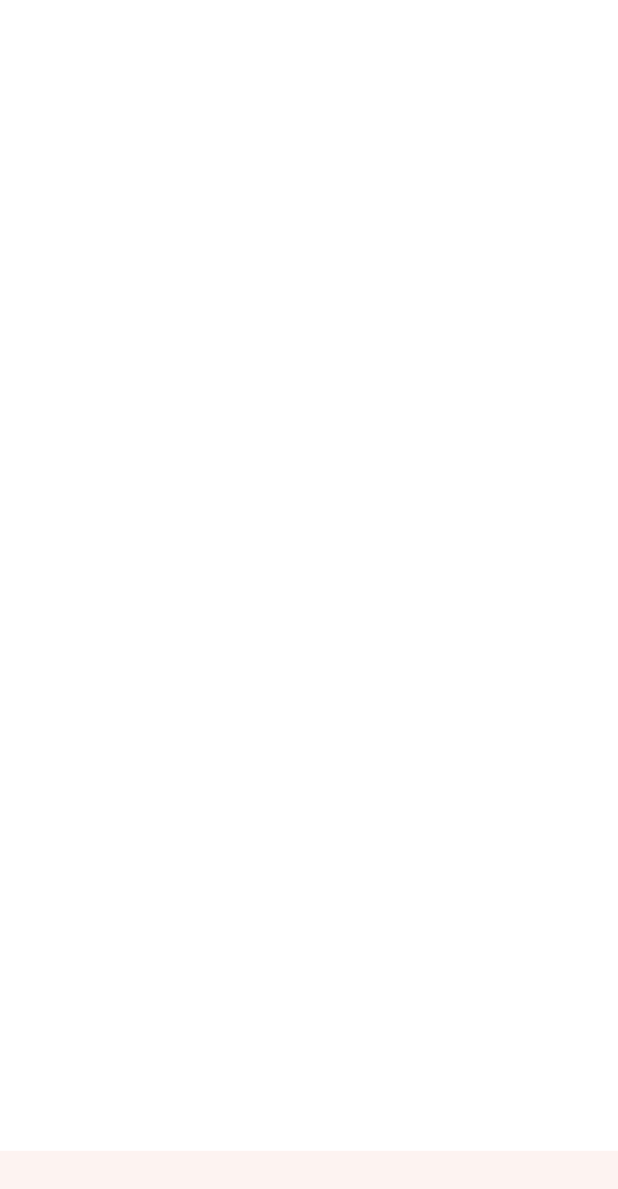
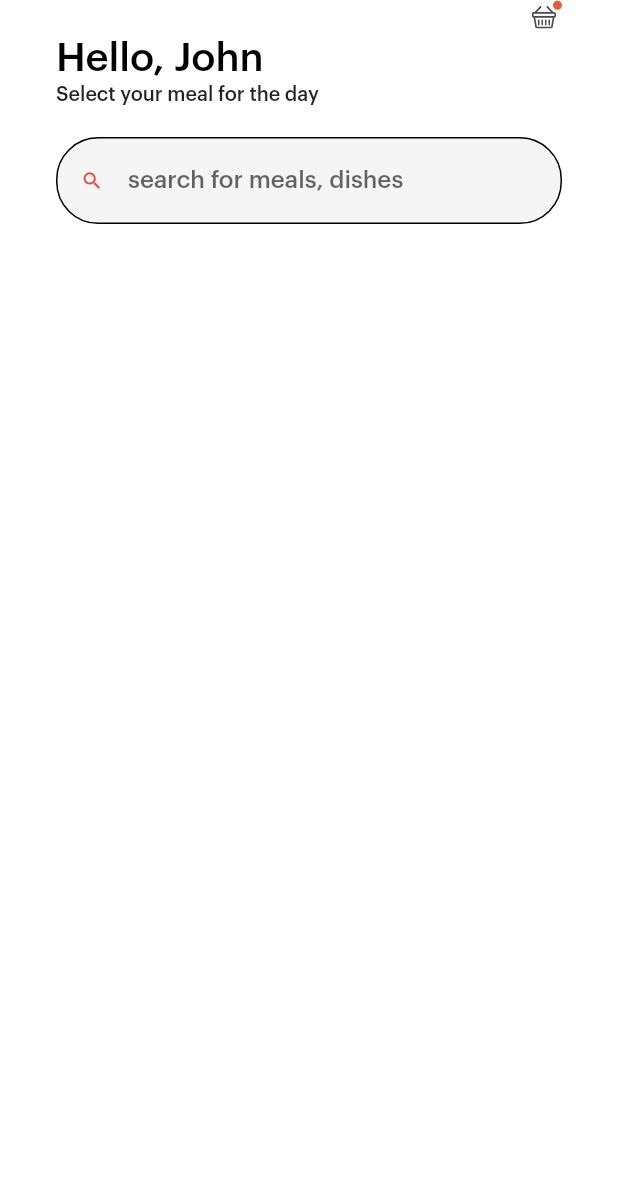
Before and after one commit to lurdharry/Flutter-Auth-App, a Flutter app: the HomeScreen screen opened by its route, on a phone screen of 412 x 824 dp. Shown: the top 1189 px of the screen. Run offline on Flutter 3.47's test engine with Material 2 defaults, Android fonts, the phone set to English and light mode, and no system bars; our stand-ins replace flutter_svg.

Commit message:
Clean up codebase

```diff
--- a/lib/common/BottomSheet.dart
+++ b/lib/common/BottomSheet.dart
@@ -7,7 +7,7 @@
   static Widget children;
   static double height;
 
- fff(context,children,height) {
+ body(context,children,height) {
     showModalBottomSheet(
       shape: RoundedRectangleBorder(
       borderRadius: BorderRadius.vertical(top: Radius.circular(25.0)),
--- a/lib/common/ButtonWidget.dart
+++ b/lib/common/ButtonWidget.dart
@@ -1,4 +1,3 @@
-import 'package:TestApp/common/color.dart';
 import 'package:TestApp/common/util.dart';
 import 'package:flutter/material.dart';
 
--- a/lib/common/textInput.dart
+++ b/lib/common/textInput.dart
@@ -9,6 +9,7 @@ class TextFieldWidget extends StatelessWidget {
   final bool obscText;
   final Function onGhange;
   final TextEditingController myCont;
+  final bool nolabel;
 
   const TextFieldWidget({
     Key key,
@@ -16,7 +17,10 @@ class TextFieldWidget extends StatelessWidget {
     this.prefixIconData,
     this.suffixIconData,
     this.obscText,
-    this.onGhange, this.myCont})
+    this.onGhange,
+    this.myCont,
+    this.nolabel=false,
+  })
    : super(key: key);
 
 
@@ -30,8 +34,8 @@ class TextFieldWidget extends StatelessWidget {
       obscureText: obscText,
       style: TextStyle(color: Colors.deepOrangeAccent),
       decoration: InputDecoration(
-        labelText: hintext,
-        // hintText: hintext,
+        labelText: nolabel?null:hintext,
+        hintText: hintext,
         prefixIcon: Icon(
           prefixIconData,
           size:15,
--- a/lib/main.dart
+++ b/lib/main.dart
@@ -18,7 +18,6 @@ class MyApp extends StatelessWidget {
       theme: theme(),
       initialRoute: LoginScreen.routeName,
       routes: navigation,
-      // home: MyHomePage(title: 'Flutter Demo Home Pae'),
     );
   }
 }
--- /dev/null
+++ b/lib/screens/Home/Components/body.dart
@@ -0,0 +1,43 @@
+import 'package:TestApp/common/textInput.dart';
+import 'package:TestApp/common/util.dart';
+import 'package:TestApp/screens/Home/Components/cartIcon.dart';
+import 'package:TestApp/screens/Home/Components/welcome.dart';
+import 'package:flutter/material.dart';
+
+class HomeBody extends StatefulWidget {
+  @override
+  _HomeBodyState createState() => _HomeBodyState();
+}
+
+class _HomeBodyState extends State<HomeBody> {
+  @override
+  Widget build(BuildContext context) {
+    return SafeArea(
+      child: Padding(
+        padding: EdgeInsets.symmetric(
+          horizontal:wp(34)
+        ),
+        child: Column(
+          children:[
+            CartIcon(),
+            SizedBox(height:hp(5)),
+            WelcomeText(),
+            SizedBox(height:hp(20)),
+            searchBar(),
+
+          ]
+        ),
+      ),
+
+    );
+  }
+  searchBar(){
+    return new TextFieldWidget(
+      prefixIconData: Icons.search,
+      obscText: false,
+      hintext: "search for meals, dishes",
+      nolabel: true,
+
+    );
+  }
+}
--- /dev/null
+++ b/lib/screens/Home/Components/cartIcon.dart
@@ -0,0 +1,18 @@
+import 'package:flutter/material.dart';
+import 'package:flutter_svg/flutter_svg.dart';
+
+
+class CartIcon extends StatelessWidget {
+  @override
+  Widget build(BuildContext context) {
+    return Align(
+      alignment: Alignment.topRight,
+      child: GestureDetector(
+        child:SvgPicture.asset(
+          "assets/icons/chart.svg"
+        ) ,
+        onTap: (){},
+      )
+    );
+  }
+}
--- /dev/null
+++ b/lib/screens/Home/Components/foodlist.dart
@@ -0,0 +1,7 @@
+    List<Map<String, dynamic>> foodlist = [
+      {"icon": "assets/icons/Flash Icon.svg", "text": "Flash Deal"},
+      {"icon": "assets/icons/Bill Icon.svg", "text": "Bill"},
+      {"icon": "assets/icons/Game Icon.svg", "text": "Game"},
+      {"icon": "assets/icons/Gift Icon.svg", "text": "Daily Gift"},
+      {"icon": "assets/icons/Discover.svg", "text": "More"},
+    ];
--- /dev/null
+++ b/lib/screens/Home/Components/welcome.dart
@@ -0,0 +1,34 @@
+import 'package:TestApp/common/text.dart';
+import 'package:TestApp/common/util.dart';
+import 'package:flutter/material.dart';
+
+class WelcomeText extends StatelessWidget {
+  @override
+  Widget build(BuildContext context) {
+    return Align(
+      alignment: Alignment.topLeft,
+      child:
+        Column(
+          crossAxisAlignment: CrossAxisAlignment.start,
+          children: [
+            new CustomText(
+              isTap: false,
+              title: "Hello, John",
+              fontsize: wp(24),
+              color: Colors.black,
+            ),
+            SizedBox(height:hp(3)),
+            new CustomText(
+              isTap: false,
+              title: "Select your meal for the day",
+              fontsize: wp(12),
+              color: Colors.black87,
+            ),
+          ],
+        ),
+
+
+
+    );
+  }
+}
--- a/lib/screens/Home/homeScreen.dart
+++ b/lib/screens/Home/homeScreen.dart
@@ -1,4 +1,4 @@
-import 'package:TestApp/common/bottomBox.dart';
+import 'package:TestApp/screens/Home/Components/body.dart';
 import 'package:flutter/material.dart';
 
 class HomeScreen extends StatelessWidget {
@@ -6,8 +6,7 @@ class HomeScreen extends StatelessWidget {
   @override
   Widget build(BuildContext context) {
     return Scaffold(
-      body: null,
-      bottomNavigationBar: BottomBox(),
+      body: HomeBody(),
     );
   }
 }
--- a/lib/screens/Login/components/body.dart
+++ b/lib/screens/Login/components/body.dart
@@ -1,11 +1,10 @@
-import 'package:TestApp/common/BottomSheet.dart';
 import 'package:TestApp/common/ButtonWidget.dart';
 import 'package:TestApp/common/color.dart';
 import 'package:TestApp/common/textInput.dart';
 import 'package:TestApp/common/util.dart';
+import 'package:TestApp/screens/Home/homeScreen.dart';
 import 'package:TestApp/screens/Login/components/RadioButton.dart';
 import 'package:TestApp/screens/Login/components/doubleColorText.dart';
-import 'package:TestApp/screens/Login/components/modalContetn.dart';
 import 'package:TestApp/screens/Login/components/topImage.dart';
 import 'package:TestApp/screens/signUpscreen/signupscreen.dart';
 import 'package:flutter/material.dart';
@@ -21,7 +20,6 @@ class _BodyState extends State<Body> {
 
   @override
   Widget build(BuildContext context) {
-    var show = BottomSheetClass();
     return SafeArea(
       child: SingleChildScrollView(
         child: Column(
@@ -56,7 +54,7 @@ class _BodyState extends State<Body> {
                     bgColor: darkBrown,
                     titleColor: Colors.white,
                     onPress: (){
-                      show.fff(context, SignUpBottomSheet(), hp(425));
+                      Navigator.pushNamed(context, HomeScreen.routeName);
                     },
                   ),
                   SizedBox(height:hp(20)),
--- a/lib/screens/Login/components/modalContetn.dart
+++ b/lib/screens/Login/components/modalContetn.dart
@@ -2,7 +2,6 @@ import 'package:TestApp/common/ButtonWidget.dart';
 import 'package:TestApp/common/color.dart';
 import 'package:TestApp/common/text.dart';
 import 'package:TestApp/common/util.dart';
-import 'package:TestApp/screens/signUpscreen/signupscreen.dart';
 import 'package:flutter/material.dart';
 
 class SignUpBottomSheet extends StatelessWidget {
@@ -37,8 +36,8 @@ class SignUpBottomSheet extends StatelessWidget {
               title: "CONFIRM",
               onPress: (){
                 Navigator.of(context).pop();
-                      Navigator.pushNamed(context, SignUpScreen.routeName);
-                    },
+                      // Navigator.pushNamed(context, SignUpScreen.routeName);
+              },
               bgColor: lightBrown,
               titleColor: darkBrown,
             ),
--- a/lib/screens/signUpscreen/Components/body.dart
+++ b/lib/screens/signUpscreen/Components/body.dart
@@ -1,8 +1,10 @@
+import 'package:TestApp/common/BottomSheet.dart';
 import 'package:TestApp/common/ButtonWidget.dart';
 import 'package:TestApp/common/color.dart';
 import 'package:TestApp/common/textInput.dart';
 import 'package:TestApp/common/util.dart';
 import 'package:TestApp/screens/Login/components/doubleColorText.dart';
+import 'package:TestApp/screens/Login/components/modalContetn.dart';
 import 'package:TestApp/screens/Login/components/topImage.dart';
 import 'package:TestApp/screens/Login/login_screen.dart';
 import 'package:flutter/material.dart';
@@ -35,7 +37,7 @@ void initState() {
 
   @override
   Widget build(BuildContext context) {
-
+    var show = BottomSheetClass();
     return SafeArea(
         child: SingleChildScrollView(
           child: Column(
@@ -81,10 +83,12 @@ void initState() {
                   // SizedBox(height:hp(25)),
                   SizedBox(height:hp(50)),
                   ButtonWidget(
-                    title:myController.text,
+                    title:"SIGNUP",
                     bgColor: darkBrown,
                     titleColor: Colors.white,
-                    onPress: (){},
+                    onPress: (){
+                      show.body(context, SignUpBottomSheet(), hp(425));
+                    },
                   ),
                   SizedBox(height:hp(20)),
                    new DoubleColorText(
--- a/pubspec.yaml
+++ b/pubspec.yaml
@@ -32,6 +32,7 @@ dev_dependencies:
   flutter_test:
     sdk: flutter
   lint: ^1.1.1
+  flutter_svg: ^0.18.0 # help us to use SVG in our app
 
 # For information on the generic Dart part of this file, see the
 # following page: https://dart.dev/tools/pub/pubspec
@@ -50,6 +51,7 @@ flutter:
 
   assets:
     - assets/images/
+    - assets/icons/
     # - images/a_dot_ham.jpeg
 
   # An image asset can refer to one or more resolution-specific "variants", see
```
Also changed, not shown: pubspec.lock.
